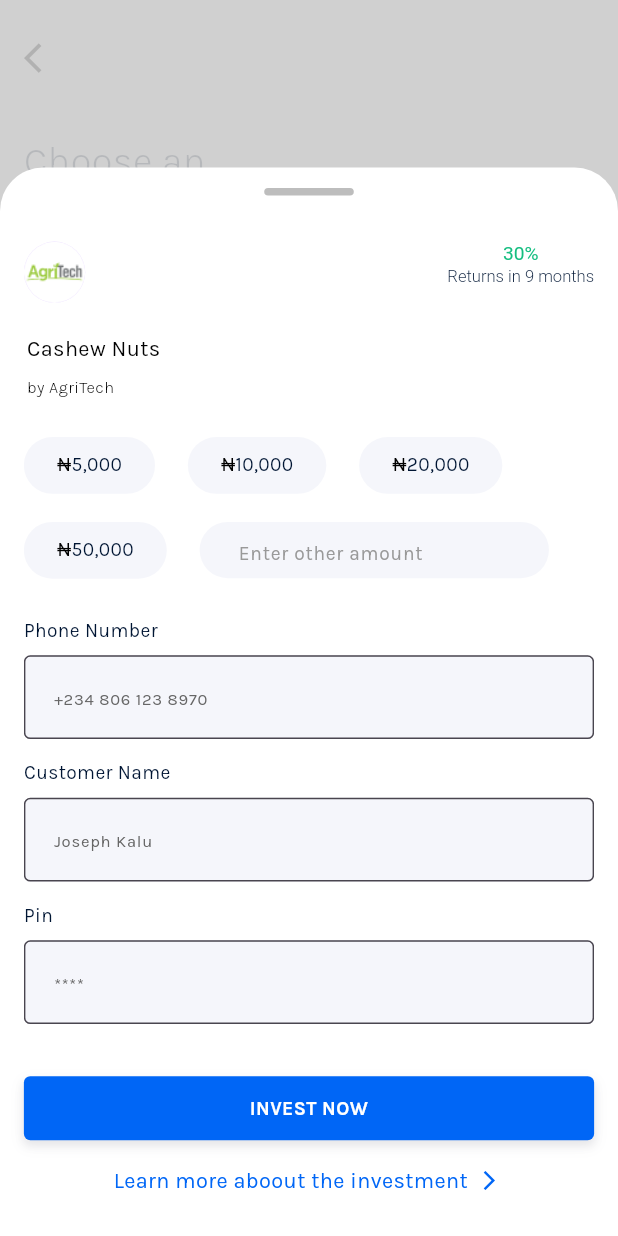
After one commit to LordOlumide/ab_assessment, a Flutter app: the screen it shows after launch, after a tap on an icon or button, on a phone screen of 412 x 824 dp. The commit adds this screen. Run offline on Flutter 3.47's test engine with Material 3 defaults, Android fonts, the phone set to English and light mode, and no system bars; our stand-ins replace flutter_screenutil, flutter_svg.

Commit message:
Done with bottom sheet

```diff
--- a/lib/src/models/investment.dart
+++ b/lib/src/models/investment.dart
@@ -9,6 +9,7 @@ class Investment {
   final String timeToMaturity;
   final double pricePerUnit;
   final InvestmentStatus status;
+  final String company;
 
   const Investment({
     required this.name,
@@ -17,5 +18,6 @@ class Investment {
     required this.timeToMaturity,
     required this.pricePerUnit,
     required this.status,
+    required this.company,
   });
 }
--- a/lib/src/screens/home_screen/data/dummy_investments.dart
+++ b/lib/src/screens/home_screen/data/dummy_investments.dart
@@ -1,53 +1,60 @@
 import 'package:ab_assessment/src/models/investment.dart';
+import 'package:ab_assessment/src/utils/utils_barrel.dart';
 import 'package:flutter/cupertino.dart';
 
 List<Investment> dummyInvestments = [
   const Investment(
     name: 'Propertyvest Estate',
-    image: AssetImage('assets/images/property_vest.png'),
+    image: AssetImage(Assets.propertyVest),
     percentReturned: 20,
     timeToMaturity: '9 months',
     pricePerUnit: 5000,
     status: InvestmentStatus.stillSelling,
+    company: 'PropertyVest',
   ),
   const Investment(
     name: 'Cashew Nuts',
-    image: AssetImage('assets/images/agritech.png'),
+    image: AssetImage(Assets.agritech),
     percentReturned: 30,
     timeToMaturity: '9 months',
     pricePerUnit: 15000,
     status: InvestmentStatus.soldOut,
+    company: 'AgriTech',
   ),
   const Investment(
     name: 'Cashew Nuts',
-    image: AssetImage('assets/images/thrive.png'),
+    image: AssetImage(Assets.thrive),
     percentReturned: 30,
     timeToMaturity: '9 months',
     pricePerUnit: 15000,
     status: InvestmentStatus.soldOut,
+    company: 'Thrive',
   ),
   const Investment(
     name: 'Propertyvest Estate',
-    image: AssetImage('assets/images/property_vest.png'),
+    image: AssetImage(Assets.propertyVest),
     percentReturned: 20,
     timeToMaturity: '9 months',
     pricePerUnit: 5000,
     status: InvestmentStatus.stillSelling,
+    company: 'PropertyVest',
   ),
   const Investment(
     name: 'Cashew Nuts',
-    image: AssetImage('assets/images/agritech.png'),
+    image: AssetImage(Assets.agritech),
     percentReturned: 30,
     timeToMaturity: '9 months',
     pricePerUnit: 15000,
     status: InvestmentStatus.soldOut,
+    company: 'Agritech',
   ),
   const Investment(
     name: 'Cashew Nuts',
-    image: AssetImage('assets/images/thrive.png'),
+    image: AssetImage(Assets.thrive),
     percentReturned: 30,
     timeToMaturity: '9 months',
     pricePerUnit: 15000,
     status: InvestmentStatus.soldOut,
+    company: 'Thrive',
   ),
 ];
--- a/lib/src/screens/home_screen/ui/components/home_view.dart
+++ b/lib/src/screens/home_screen/ui/components/home_view.dart
@@ -1,11 +1,13 @@
+import 'package:ab_assessment/src/models/investment.dart';
 import 'package:ab_assessment/src/screens/home_screen/data/dummy_investments.dart';
+import 'package:ab_assessment/src/screens/home_screen/ui/components/invest_bottom_sheet.dart';
 import 'package:ab_assessment/src/screens/home_screen/ui/widgets/invest_option_card.dart';
 import 'package:ab_assessment/src/screens/home_screen/ui/widgets/investment_card.dart';
 import 'package:ab_assessment/src/utils/utils_barrel.dart';
 import 'package:flutter/material.dart';
 import 'package:flutter_screenutil/flutter_screenutil.dart';
 
-class HomeView extends StatelessWidget {
+class HomeView extends StatefulWidget {
   final TextEditingController searchController;
   final FocusNode searchFocusNode;
 
@@ -15,6 +17,11 @@ class HomeView extends StatelessWidget {
     required this.searchFocusNode,
   });
 
+  @override
+  State<HomeView> createState() => _HomeViewState();
+}
+
+class _HomeViewState extends State<HomeView> {
   @override
   Widget build(BuildContext context) {
     return SingleChildScrollView(
@@ -97,8 +104,8 @@ class HomeView extends StatelessWidget {
                     16.boxWidth,
                     Expanded(
                       child: TextField(
-                        focusNode: searchFocusNode,
-                        controller: searchController,
+                        focusNode: widget.searchFocusNode,
+                        controller: widget.searchController,
                         style: TextStyle(
                           fontWeight: FontWeight.w500,
                           fontSize: 16.sp,
@@ -116,7 +123,7 @@ class HomeView extends StatelessWidget {
                           border: InputBorder.none,
                         ),
                         onTapOutside: (_) {
-                          searchFocusNode.unfocus();
+                          widget.searchFocusNode.unfocus();
                         },
                       ),
                     ),
@@ -154,10 +161,17 @@ class HomeView extends StatelessWidget {
               ),
               children: [
                 for (int i = 0; i < dummyInvestments.length; i++)
-                  InvestmentCard(
-                    investment: dummyInvestments[i],
-                    isFirstInRow: dummyInvestments.length ~/ 2 > i,
-                    isLastInRow: dummyInvestments.length ~/ 2 - 1 < i,
+                  Padding(
+                    padding: EdgeInsets.only(
+                      left: dummyInvestments.length ~/ 2 > i ? 16.w : 0,
+                      right: dummyInvestments.length ~/ 2 - 1 < i ? 16.w : 0,
+                    ),
+                    child: InvestmentCard(
+                      investment: dummyInvestments[i],
+                      onCardTapped: () {
+                        _onCardTapped(context, dummyInvestments[i]);
+                      },
+                    ),
                   ),
               ],
             ),
@@ -166,4 +180,20 @@ class HomeView extends StatelessWidget {
       ),
     );
   }
+
+  void _onCardTapped(BuildContext context, Investment investment) {
+    showModalBottomSheet(
+      context: context,
+      builder: (BuildContext context) {
+        return InvestBottomSheet(investment: investment);
+      },
+      isScrollControlled: true,
+      useSafeArea: true,
+      barrierColor: const Color(0xFFC4C4C4).withOpacity(0.8),
+      backgroundColor: Colors.white,
+      shape: RoundedRectangleBorder(
+        borderRadius: BorderRadius.vertical(top: Radius.circular(34.r)),
+      ),
+    );
+  }
 }
--- /dev/null
+++ b/lib/src/screens/home_screen/ui/components/invest_bottom_sheet.dart
@@ -0,0 +1,307 @@
+import 'package:ab_assessment/src/models/investment.dart';
+import 'package:ab_assessment/src/screens/home_screen/ui/widgets/bottom_sheet_field.dart';
+import 'package:ab_assessment/src/screens/home_screen/ui/widgets/invest_amount_card.dart';
+import 'package:ab_assessment/src/utils/extensions/number_extension.dart';
+import 'package:flutter/material.dart';
+import 'package:flutter_screenutil/flutter_screenutil.dart';
+
+List<int> _defaultInvestmentOptions = [5000, 10000, 20000, 50000];
+
+class InvestBottomSheet extends StatefulWidget {
+  final Investment investment;
+
+  const InvestBottomSheet({super.key, required this.investment});
+
+  @override
+  State<InvestBottomSheet> createState() => _InvestBottomSheetState();
+}
+
+class _InvestBottomSheetState extends State<InvestBottomSheet>
+    with WidgetsBindingObserver {
+  final TextEditingController _amountController = TextEditingController();
+  final TextEditingController _phoneNoController = TextEditingController();
+  final TextEditingController _nameController = TextEditingController();
+  final TextEditingController _pinController = TextEditingController();
+
+  final ScrollController _viewController = ScrollController();
+
+  double bottomInset = 0.0;
+
+  @override
+  void initState() {
+    super.initState();
+    WidgetsBinding.instance.addObserver(this);
+  }
+
+  @override
+  void dispose() {
+    WidgetsBinding.instance.removeObserver(this);
+
+    _amountController.dispose();
+    _phoneNoController.dispose();
+    _nameController.dispose();
+    _pinController.dispose();
+
+    _viewController.dispose();
+    super.dispose();
+  }
+
+  @override
+  void didChangeMetrics() {
+    final value = View.of(context).viewInsets.bottom;
+    setState(() {
+      bottomInset = value;
+      if (bottomInset != 0) {
+        _viewController.animateTo(
+          _viewController.position.maxScrollExtent,
+          duration: const Duration(milliseconds: 200),
+          curve: Curves.fastOutSlowIn,
+        );
+      }
+    });
+  }
+
+  @override
+  Widget build(BuildContext context) {
+    return SizedBox(
+      height: 836.h,
+      child: Padding(
+        padding: EdgeInsets.symmetric(horizontal: 16.w),
+        child: Column(
+          mainAxisSize: MainAxisSize.min,
+          children: [
+            16.boxHeight,
+            Align(
+              alignment: Alignment.center,
+              child: Container(
+                width: 60.w,
+                height: 6.h,
+                decoration: BoxDecoration(
+                  color: const Color(0xFFBDBDBD),
+                  borderRadius: BorderRadius.circular(3.r),
+                ),
+              ),
+            ),
+            16.boxHeight,
+            Expanded(
+              child: SingleChildScrollView(
+                controller: _viewController,
+                child: Column(
+                  mainAxisAlignment: MainAxisAlignment.center,
+                  crossAxisAlignment: CrossAxisAlignment.start,
+                  mainAxisSize: MainAxisSize.min,
+                  children: [
+                    20.boxHeight,
+                    Row(
+                      mainAxisAlignment: MainAxisAlignment.spaceBetween,
+                      crossAxisAlignment: CrossAxisAlignment.start,
+                      children: [
+                        SizedBox(
+                          height: 48.r,
+                          width: 48.r,
+                          child: CircleAvatar(
+                            radius: 48.r,
+                            foregroundImage: widget.investment.image,
+                          ),
+                        ),
+                        RichText(
+                          textAlign: TextAlign.center,
+                          text: TextSpan(
+                            style: TextStyle(
+                              fontSize: 13.sp,
+                              fontWeight: FontWeight.w300,
+                              height: 1.385,
+                              color: const Color(0xFF001533),
+                            ),
+                            children: [
+                              TextSpan(
+                                text:
+                                    '${widget.investment.percentReturned.formatToString}%\n',
+                                style: TextStyle(
+                                  fontSize: 15.sp,
+                                  fontWeight: FontWeight.w400,
+                                  height: 1.2,
+                                  color: const Color(0xFF16BE81),
+                                ),
+                              ),
+                              TextSpan(
+                                text:
+                                    'Returns in ${widget.investment.timeToMaturity}',
+                              ),
+                            ],
+                          ),
+                        ),
+                      ],
+                    ),
+                    25.boxHeight,
+                    Padding(
+                      padding: EdgeInsets.only(left: 2.w),
+                      child: Text(
+                        widget.investment.name,
+                        style: TextStyle(
+                          fontSize: 17.sp,
+                          fontWeight: FontWeight.w400,
+                          color: Colors.black,
+                          height: 1.294,
+                        ),
+                      ),
+                    ),
+                    10.boxHeight,
+                    Padding(
+                      padding: EdgeInsets.only(left: 2.w),
+                      child: Text(
+                        'by ${widget.investment.company}',
+                        style: TextStyle(
+                          fontSize: 13.sp,
+                          fontWeight: FontWeight.w300,
+                          color: Colors.black,
+                          height: 1.385,
+                        ),
+                      ),
+                    ),
+                    30.boxHeight,
+                    Wrap(
+                      spacing: 22.w,
+                      runSpacing: 22.h,
+                      children: [
+                        for (int i = 0;
+                            i < _defaultInvestmentOptions.length;
+                            i++)
+                          InvestAmountCard(
+                            amount: _defaultInvestmentOptions[i],
+                          ),
+                        SizedBox(
+                          width: 234.w,
+                          height: 44.h,
+                          child: TextField(
+                            controller: _amountController,
+                            decoration: InputDecoration(
+                              filled: true,
+                              fillColor: const Color(0xFFF5F6FB),
+                              hintText: 'Enter other amount',
+                              hintStyle: TextStyle(
+                                fontSize: 15.sp,
+                                fontWeight: FontWeight.w400,
+                                height: 1.066,
+                                color: const Color(0xFF999999),
+                              ),
+                              isCollapsed: true,
+                              isDense: true,
+                              contentPadding: EdgeInsets.symmetric(
+                                  horizontal: 22.w, vertical: 14.h),
+                              border: OutlineInputBorder(
+                                borderSide: BorderSide.none,
+                                borderRadius: BorderRadius.circular(30.r),
+                              ),
+                            ),
+                          ),
+                        ),
+                      ],
+                    ),
+                    30.boxHeight,
+                    BottomSheetField(
+                      name: 'Phone Number',
+                      controller: _phoneNoController,
+                      hintText: '+234 806 123 8970',
+                      isPhoneNoField: true,
+                    ),
+                    16.boxHeight,
+                    BottomSheetField(
+                      name: 'Customer Name',
+                      controller: _nameController,
+                      hintText: 'Joseph Kalu',
+                    ),
+                    16.boxHeight,
+                    BottomSheetField(
+                      name: 'Pin',
+                      controller: _pinController,
+                      hintText: '****',
+                      isPinField: true,
+                    ),
+                    30.boxHeight,
+                    bottomInset != 0 ? 170.boxHeight : const SizedBox.shrink(),
+                  ],
+                ),
+              ),
+            ),
+            Column(
+              mainAxisSize: MainAxisSize.min,
+              children: [
+                15.boxHeight,
+                InkWell(
+                  child: Container(
+                    height: 50.h,
+                    width: double.infinity,
+                    decoration: BoxDecoration(
+                      color: const Color(0xFF0066F6),
+                      borderRadius: BorderRadius.circular(5.r),
+                      boxShadow: [
+                        BoxShadow(
+                          offset: Offset(0, 4.h),
+                          blurRadius: 8,
+                          color: const Color(0xFF323247).withOpacity(0.06),
+                        ),
+                        BoxShadow(
+                          offset: Offset(0, 4.h),
+                          blurRadius: 4,
+                          color: const Color(0xFF323247).withOpacity(0.08),
+                        ),
+                      ],
+                    ),
+                    child: Center(
+                      child: Text(
+                        'invest now'.toUpperCase(),
+                        textAlign: TextAlign.center,
+                        style: TextStyle(
+                          fontSize: 15.sp,
+                          fontWeight: FontWeight.w700,
+                          color: Colors.white,
+                          height: 1.467,
+                        ),
+                      ),
+                    ),
+                  ),
+                ),
+                20.boxHeight,
+                Align(
+                  alignment: Alignment.center,
+                  child: GestureDetector(
+                    onTap: () => _onlearnMoreTapped(context),
+                    child: Row(
+                      mainAxisSize: MainAxisSize.min,
+                      mainAxisAlignment: MainAxisAlignment.center,
+                      children: [
+                        Text(
+                          'Learn more aboout the investment',
+                          style: TextStyle(
+                            fontSize: 17.sp,
+                            fontWeight: FontWeight.w400,
+                            height: 1.294,
+                            color: const Color(0xFF0066F6),
+                          ),
+                        ),
+                        4.boxWidth,
+                        SizedBox(
+                          width: 24.r,
+                          height: 24.r,
+                          child: Icon(
+                            Icons.arrow_forward_ios,
+                            size: 18.r,
+                            color: const Color(0xFF0066F6),
+                          ),
+                        ),
+                      ],
+                    ),
+                  ),
+                ),
+                31.boxHeight,
+              ],
+            ),
+          ],
+        ),
+      ),
+    );
+  }
+
+  void _onlearnMoreTapped(BuildContext context) {}
+}
--- a/lib/src/screens/home_screen/ui/components/nav_bar.dart
+++ b/lib/src/screens/home_screen/ui/components/nav_bar.dart
@@ -1,16 +1,16 @@
 import 'package:ab_assessment/src/screens/home_screen/ui/components/nav_bar_item.dart';
+import 'package:ab_assessment/src/utils/constants/assets.dart';
 import 'package:ab_assessment/src/utils/extensions/context_extension.dart';
 import 'package:flutter/material.dart';
 import 'package:flutter_screenutil/flutter_screenutil.dart';
 import 'package:flutter_svg/flutter_svg.dart';
 
 List<NavBarItem> navbarItems = [
-  const NavBarItem(iconPath: 'assets/vectors/home.svg', title: 'Home'),
-  const NavBarItem(iconPath: 'assets/vectors/save.svg', title: 'Save'),
-  const NavBarItem(
-      iconPath: 'assets/vectors/portfolio.svg', title: 'Portfolio'),
-  const NavBarItem(iconPath: 'assets/vectors/rewards.svg', title: 'Rewards'),
-  const NavBarItem(iconPath: 'assets/vectors/account.svg', title: 'Account'),
+  const NavBarItem(iconPath: VectorAssets.home, title: 'Home'),
+  const NavBarItem(iconPath: VectorAssets.save, title: 'Save'),
+  const NavBarItem(iconPath: VectorAssets.portfolio, title: 'Portfolio'),
+  const NavBarItem(iconPath: VectorAssets.rewards, title: 'Rewards'),
+  const NavBarItem(iconPath: VectorAssets.account, title: 'Account'),
 ];
 
 class NavBar extends StatelessWidget {
--- /dev/null
+++ b/lib/src/screens/home_screen/ui/widgets/bottom_sheet_field.dart
@@ -0,0 +1,78 @@
+import 'package:ab_assessment/src/utils/extensions/number_extension.dart';
+import 'package:flutter/material.dart';
+import 'package:flutter/services.dart';
+import 'package:flutter_screenutil/flutter_screenutil.dart';
+
+class BottomSheetField extends StatelessWidget {
+  final String name;
+  final TextEditingController controller;
+  final String hintText;
+  final bool isPhoneNoField;
+  final bool isPinField;
+
+  const BottomSheetField({
+    super.key,
+    required this.name,
+    required this.controller,
+    required this.hintText,
+    this.isPhoneNoField = false,
+    this.isPinField = false,
+  });
+
+  @override
+  Widget build(BuildContext context) {
+    return Column(
+      mainAxisSize: MainAxisSize.min,
+      crossAxisAlignment: CrossAxisAlignment.start,
+      children: [
+        Text(
+          name,
+          style: TextStyle(
+            fontSize: 15.sp,
+            fontWeight: FontWeight.w400,
+            height: 1.3333,
+            color: const Color(0xFF001533),
+          ),
+        ),
+        10.boxHeight,
+        TextField(
+          controller: controller,
+          obscureText: isPinField,
+          textCapitalization: TextCapitalization.words,
+          keyboardType: isPinField
+              ? TextInputType.number
+              : isPhoneNoField
+                  ? TextInputType.phone
+                  : null,
+          inputFormatters:
+              isPinField ? [FilteringTextInputFormatter.digitsOnly] : [],
+          decoration: InputDecoration(
+            filled: true,
+            fillColor: const Color(0xFFF5F6FB),
+            focusColor: const Color(0xFF999999).withOpacity(0.05),
+            hintText: hintText,
+            hintStyle: TextStyle(
+              fontSize: 13.sp,
+              fontWeight: FontWeight.w400,
+              height: 1.385,
+              color: const Color(0xFF666666),
+            ),
+            isCollapsed: true,
+            isDense: true,
+            contentPadding: EdgeInsets.all(16.w),
+            border: OutlineInputBorder(
+              borderSide: BorderSide(
+                width: 1.w,
+                color: const Color(0xFFE4E4E4).withOpacity(0.6),
+              ),
+              borderRadius: BorderRadius.circular(5.r),
+            ),
+          ),
+          onTapOutside: (_) {
+            FocusScope.of(context).unfocus();
+          },
+        ),
+      ],
+    );
+  }
+}
--- /dev/null
+++ b/lib/src/screens/home_screen/ui/widgets/invest_amount_card.dart
@@ -0,0 +1,41 @@
+import 'package:flutter/material.dart';
+import 'package:flutter_screenutil/flutter_screenutil.dart';
+import 'package:intl/intl.dart';
+
+class InvestAmountCard extends StatelessWidget {
+  final int amount;
+
+  const InvestAmountCard({super.key, required this.amount});
+
+  @override
+  Widget build(BuildContext context) {
+    final TextStyle style = TextStyle(
+      fontSize: 15.sp,
+      fontWeight: FontWeight.w400,
+      height: 1.066,
+      color: const Color(0xFF001533),
+    );
+
+    return Container(
+      padding: EdgeInsets.symmetric(horizontal: 22.w, vertical: 14.h),
+      decoration: BoxDecoration(
+        color: const Color(0xFFF5F6FB),
+        borderRadius: BorderRadius.circular(30.r),
+      ),
+      child: Row(
+        mainAxisSize: MainAxisSize.min,
+        children: [
+          Text(
+            '₦',
+            style: style.copyWith(
+                fontSize: 12, color: Colors.black, fontFamily: ''),
+          ),
+          Text(
+            NumberFormat.decimalPattern().format(amount),
+            style: style,
+          ),
+        ],
+      ),
+    );
+  }
+}
--- a/lib/src/screens/home_screen/ui/widgets/investment_card.dart
+++ b/lib/src/screens/home_screen/ui/widgets/investment_card.dart
@@ -6,24 +6,20 @@ import 'package:intl/intl.dart';
 
 class InvestmentCard extends StatelessWidget {
   final Investment investment;
-  final bool isFirstInRow;
-  final bool isLastInRow;
+  final VoidCallback onCardTapped;
 
   const InvestmentCard({
     super.key,
     required this.investment,
-    required this.isFirstInRow,
-    required this.isLastInRow,
+    required this.onCardTapped,
   });
 
   @override
   Widget build(BuildContext context) {
-    return Container(
+    return InkWell(
+      onTap: onCardTapped,
+      child: Container(
         width: 272.w,
-      margin: EdgeInsets.only(
-        left: isFirstInRow ? 16.w : 0,
-        right: isLastInRow ? 16.w : 0,
-      ),
         decoration: BoxDecoration(
           color: Colors.white,
           borderRadius: BorderRadius.circular(8.r),
@@ -68,7 +64,8 @@ class InvestmentCard extends StatelessWidget {
                       ),
                       children: [
                         TextSpan(
-                        text: '${investment.percentReturned.formatToString}%\n',
+                          text:
+                              '${investment.percentReturned.formatToString}%\n',
                           style: TextStyle(
                             fontSize: 15.sp,
                             fontWeight: FontWeight.w400,
@@ -76,7 +73,9 @@ class InvestmentCard extends StatelessWidget {
                             color: const Color(0xFF16BE81),
                           ),
                         ),
-                      TextSpan(text: 'Returns in ${investment.timeToMaturity}'),
+                        TextSpan(
+                          text: 'Returns in ${investment.timeToMaturity}',
+                        ),
                       ],
                     ),
                   ),
@@ -168,6 +167,7 @@ class InvestmentCard extends StatelessWidget {
             10.boxHeight,
           ],
         ),
+      ),
     );
   }
 }
--- /dev/null
+++ b/lib/src/utils/constants/assets.dart
@@ -0,0 +1,13 @@
+abstract class Assets {
+  static const agritech = 'assets/images/agritech.png';
+  static const thrive = 'assets/images/thrive.png';
+  static const propertyVest = 'assets/images/property_vest.png';
+}
+
+abstract class VectorAssets {
+  static const home = 'assets/vectors/home.svg';
+  static const save = 'assets/vectors/save.svg';
+  static const portfolio = 'assets/vectors/portfolio.svg';
+  static const rewards = 'assets/vectors/rewards.svg';
+  static const account = 'assets/vectors/account.svg';
+}
--- a/lib/src/utils/utils_barrel.dart
+++ b/lib/src/utils/utils_barrel.dart
@@ -1,2 +1,3 @@
+export 'package:ab_assessment/src/utils/constants/assets.dart';
 export 'package:ab_assessment/src/utils/extensions/context_extension.dart';
 export 'package:ab_assessment/src/utils/extensions/number_extension.dart';
```
Lines whose indentation alone changed are shown as unchanged.
